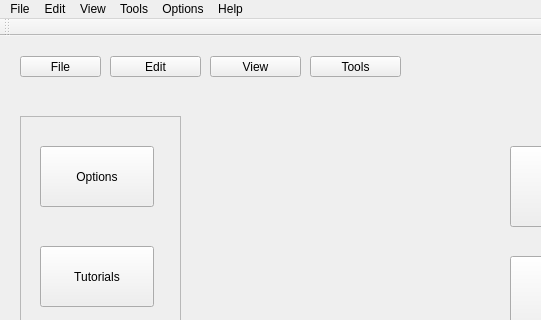
Above: GUI/UAV-Forge-New/mainwindow.ui from UCI-UAVForge/GroundStation before the change; both pictures show x 0 to 541 and y 0 to 320 of the 1366 by 768 pixel window. Below: the same form after it.
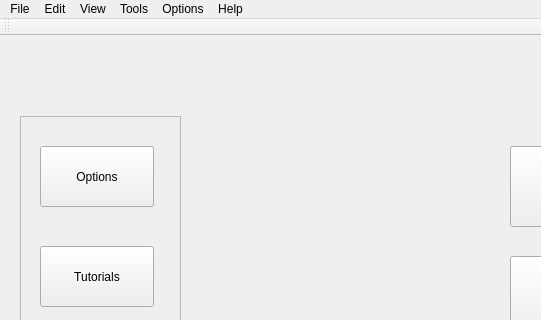
That is the form after the change.

Commit message: removed the header buttons from the main window

Diff of the .ui file:
```diff
--- a/GUI/UAV-Forge-New/mainwindow.ui
+++ b/GUI/UAV-Forge-New/mainwindow.ui
@@ -14,58 +14,6 @@
    <string>MainWindow</string>
   </property>
   <widget class="QWidget" name="centralWidget">
-   <widget class="QPushButton" name="pushButton">
-    <property name="geometry">
-     <rect>
-      <x>20</x>
-      <y>20</y>
-      <width>81</width>
-      <height>21</height>
-     </rect>
-    </property>
-    <property name="text">
-     <string>File</string>
-    </property>
-   </widget>
-   <widget class="QPushButton" name="pushButton_2">
-    <property name="geometry">
-     <rect>
-      <x>110</x>
-      <y>20</y>
-      <width>91</width>
-      <height>21</height>
-     </rect>
-    </property>
-    <property name="text">
-     <string>Edit</string>
-    </property>
-   </widget>
-   <widget class="QPushButton" name="pushButton_3">
-    <property name="geometry">
-     <rect>
-      <x>210</x>
-      <y>20</y>
-      <width>91</width>
-      <height>21</height>
-     </rect>
-    </property>
-    <property name="text">
-     <string>View</string>
-    </property>
-   </widget>
-   <widget class="QPushButton" name="pushButton_4">
-    <property name="geometry">
-     <rect>
-      <x>310</x>
-      <y>20</y>
-      <width>91</width>
-      <height>21</height>
-     </rect>
-    </property>
-    <property name="text">
-     <string>Tools</string>
-    </property>
-   </widget>
    <widget class="QFrame" name="frame">
     <property name="geometry">
      <rect>
```
Left out of the diff: 2 changed lines with no effect on the pictures.
